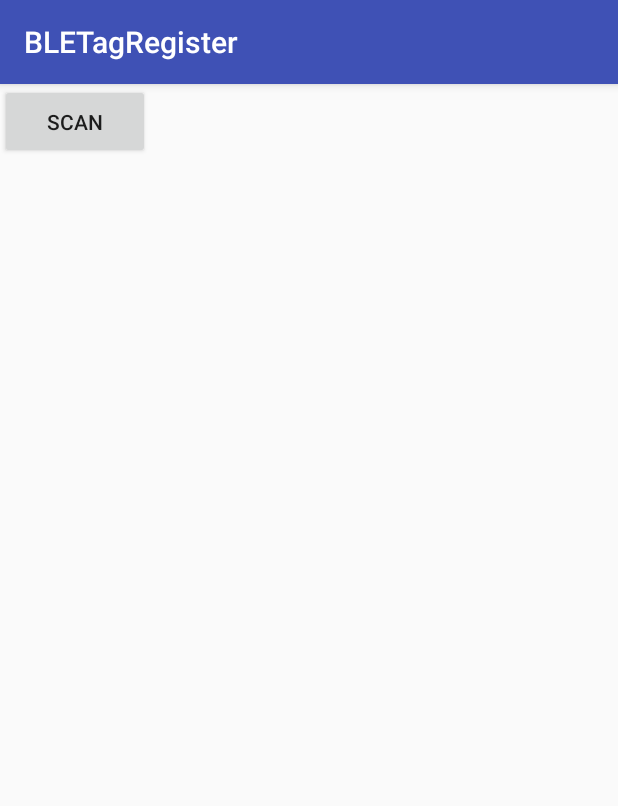
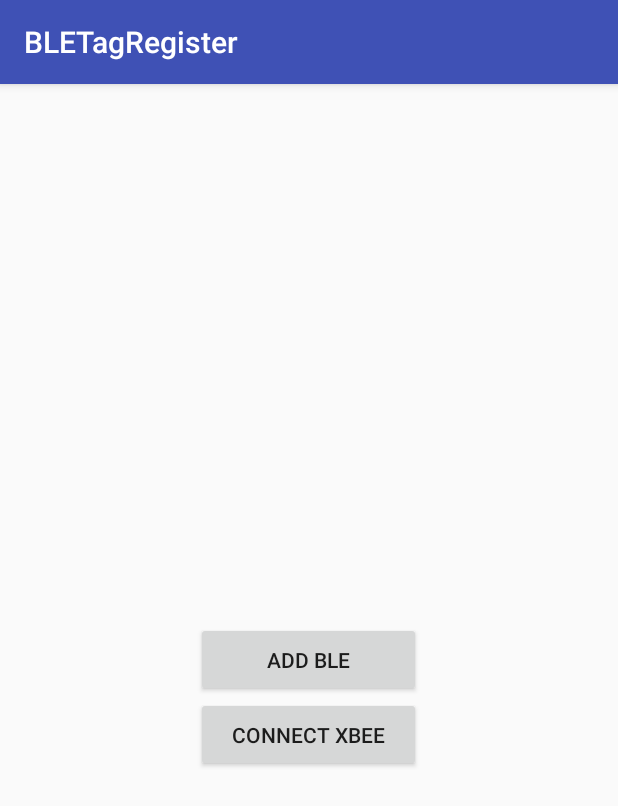
Before and after one commit to OpenISDM/BLETagRegister, an Android app: the screen it shows after launch (BlueToothScan before the commit, HomeActivity after it), on a phone screen of 412 x 824 dp. Shown: the top 806 px of the screen. Run offline under Robolectric (Android 15) with nearby library versions, the phone set to English and light mode, and no system bars.

Commit message:
add Home activity

```diff
--- a/BLETagRegister/app/src/main/AndroidManifest.xml
+++ b/BLETagRegister/app/src/main/AndroidManifest.xml
@@ -4,8 +4,11 @@
 
     <uses-permission android:name="android.permission.BLUETOOTH" />
     <uses-permission android:name="android.permission.BLUETOOTH_ADMIN" />
-    <uses-permission android:name="android.permission.ACCESS_COARSE_LOCATION"/>
-    <uses-feature android:name="android.hardware.bluetooth_le"  android:required="true" />
+    <uses-permission android:name="android.permission.ACCESS_COARSE_LOCATION" />
+
+    <uses-feature
+        android:name="android.hardware.bluetooth_le"
+        android:required="true" />
 
     <application
         android:allowBackup="true"
@@ -14,11 +17,15 @@
         android:roundIcon="@mipmap/ic_launcher_round"
         android:supportsRtl="true"
         android:theme="@style/AppTheme">
-        <activity android:name=".BlueToothScan">
+
+        <activity android:name=".HomeActivity">
             <intent-filter>
                 <action android:name="android.intent.action.MAIN" />
+
                 <category android:name="android.intent.category.LAUNCHER" />
             </intent-filter>
         </activity>
+        <activity android:name=".BlueToothScan"></activity>
     </application>
+
 </manifest>
--- a/BLETagRegister/app/src/main/java/com/ossf/www/bletagregister/BlueToothScan.java
+++ b/BLETagRegister/app/src/main/java/com/ossf/www/bletagregister/BlueToothScan.java
@@ -93,6 +93,7 @@ public class BlueToothScan extends AppCompatActivity {
             }
         });
         stopScanningButton.setVisibility(View.INVISIBLE);
+
 
         btManager = (BluetoothManager)getSystemService(Context.BLUETOOTH_SERVICE);
         btAdapter = btManager.getAdapter();
--- /dev/null
+++ b/BLETagRegister/app/src/main/java/com/ossf/www/bletagregister/HomeActivity.java
@@ -0,0 +1,25 @@
+package com.ossf.www.bletagregister;
+
+import android.content.Intent;
+import android.support.v7.app.AppCompatActivity;
+import android.os.Bundle;
+import android.view.View;
+
+public class HomeActivity extends AppCompatActivity {
+
+    @Override
+    protected void onCreate(Bundle savedInstanceState) {
+        super.onCreate(savedInstanceState);
+        setContentView(R.layout.activity_home);
+    }
+
+    public void onAddBLE(View view) {
+        Intent intent = new Intent(this, BlueToothScan.class);
+        startActivity(intent);
+    }
+
+    public void onConnectXbee(View view) {
+
+
+    }
+}
--- a/BLETagRegister/app/src/main/res/layout/activity_blue_tooth_scan.xml
+++ b/BLETagRegister/app/src/main/res/layout/activity_blue_tooth_scan.xml
@@ -37,7 +37,9 @@
         android:id="@+id/PeripheralListView"
         android:layout_below="@+id/StartScanButton"
         android:layout_alignParentEnd="true"
-        android:layout_marginTop="50dp" />
+        android:layout_marginTop="50dp" >
+
+    </ListView>
 
 
 </RelativeLayout>
--- /dev/null
+++ b/BLETagRegister/app/src/main/res/layout/activity_home.xml
@@ -0,0 +1,27 @@
+<?xml version="1.0" encoding="utf-8"?>
+<RelativeLayout xmlns:android="http://schemas.android.com/apk/res/android"
+    xmlns:app="http://schemas.android.com/apk/res-auto"
+    xmlns:tools="http://schemas.android.com/tools"
+    android:layout_width="match_parent"
+    android:layout_height="match_parent"
+    tools:context="com.ossf.www.bletagregister.HomeActivity">
+
+    <Button
+        android:id="@+id/AddBLEButton"
+        android:layout_width="150dp"
+        android:layout_height="50dp"
+        android:layout_centerHorizontal="true"
+        android:layout_centerVertical="true"
+        android:text="Add BLE"
+        android:onClick="onAddBLE"/>
+
+    <Button
+        android:id="@+id/ConnectXbeeButton"
+        android:layout_width="150dp"
+        android:layout_height="50dp"
+        android:layout_centerHorizontal="true"
+        android:layout_below="@+id/AddBLEButton"
+        android:text="Connect Xbee"
+        android:onClick="onConnectXbee"/>
+
+</RelativeLayout>
```
